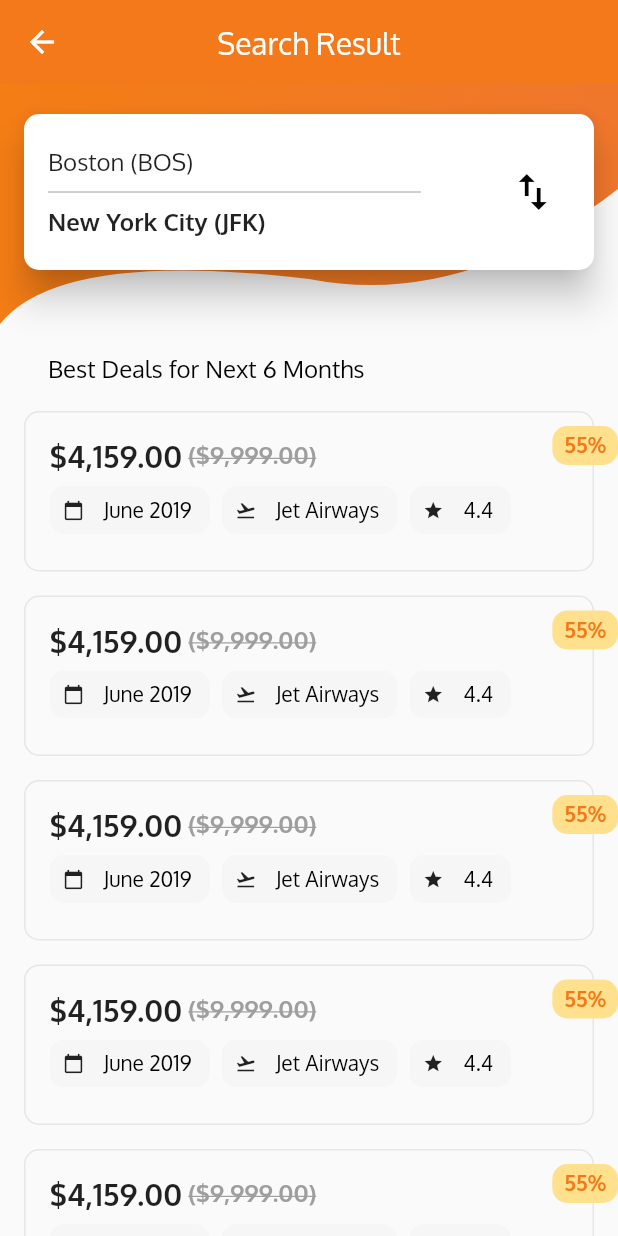
After one commit to enspdf/flutter_flight_ticket_app, a Flutter app: the FlightListingScreen screen opened directly, on a phone screen of 412 x 824 dp. The commit adds this screen. Run offline on Flutter 3.47's test engine with Material 2 defaults, Android fonts, the phone set to English and light mode, and no system bars.

Commit message:
Flight Ticket App 3

```diff
--- /dev/null
+++ b/lib/flight_list.dart
@@ -0,0 +1,254 @@
+import 'package:flight_ticket_app/custom_shape_clipper.dart';
+import 'package:flight_ticket_app/main.dart';
+import 'package:flutter/material.dart';
+
+final Color discountBackgroundColor = Color(0xFFFFE08D);
+final Color flightBorderColor = Color(0xFFE6E6E6);
+final Color chipBackgroundColor = Color(0xFFF6F6F6);
+
+class FlightListingScreen extends StatelessWidget {
+  @override
+  Widget build(BuildContext context) {
+    return Scaffold(
+      appBar: AppBar(
+        title: Text('Search Result'),
+        elevation: 0.0,
+        centerTitle: true,
+        leading: InkWell(
+          child: Icon(Icons.arrow_back),
+          onTap: () {
+            Navigator.pop(context);
+          },
+        ),
+      ),
+      body: SingleChildScrollView(
+        scrollDirection: Axis.vertical,
+        child: Column(
+          children: <Widget>[
+            FlightListTopPart(),
+            SizedBox(
+              height: 20.0,
+            ),
+            FlightListingBottomPart(),
+          ],
+        ),
+      ),
+    );
+  }
+}
+
+class FlightListingBottomPart extends StatelessWidget {
+  @override
+  Widget build(BuildContext context) {
+    return Padding(
+      padding: EdgeInsets.only(left: 16.0),
+      child: Column(
+        crossAxisAlignment: CrossAxisAlignment.start,
+        children: <Widget>[
+          Padding(
+            padding: const EdgeInsets.symmetric(horizontal: 16.0),
+            child: Text(
+              'Best Deals for Next 6 Months',
+              style: dropDownMenuItemStyle,
+            ),
+          ),
+          SizedBox(
+            height: 10.0,
+          ),
+          ListView(
+            shrinkWrap: true,
+            physics: ClampingScrollPhysics(),
+            scrollDirection: Axis.vertical,
+            children: <Widget>[
+              FlightCard(),
+              FlightCard(),
+              FlightCard(),
+              FlightCard(),
+              FlightCard(),
+              FlightCard(),
+            ],
+          ),
+        ],
+      ),
+    );
+  }
+}
+
+class FlightCard extends StatelessWidget {
+  @override
+  Widget build(BuildContext context) {
+    return Padding(
+      padding: const EdgeInsets.symmetric(vertical: 8.0),
+      child: Stack(
+        children: <Widget>[
+          Container(
+            margin: const EdgeInsets.only(right: 16.0),
+            decoration: BoxDecoration(
+              borderRadius: BorderRadius.all(Radius.circular(10.0)),
+              border: Border.all(color: flightBorderColor),
+            ),
+            child: Padding(
+              padding: const EdgeInsets.all(16.0),
+              child: Column(
+                crossAxisAlignment: CrossAxisAlignment.start,
+                children: <Widget>[
+                  Row(
+                    children: <Widget>[
+                      Text(
+                        '${formatCurrency.format(4159)}',
+                        style: TextStyle(
+                          fontWeight: FontWeight.bold,
+                          fontSize: 20.0,
+                        ),
+                      ),
+                      SizedBox(
+                        width: 4.0,
+                      ),
+                      Text(
+                        '(${formatCurrency.format(9999)})',
+                        style: TextStyle(
+                          fontWeight: FontWeight.bold,
+                          fontSize: 16.0,
+                          decoration: TextDecoration.lineThrough,
+                          color: Colors.grey,
+                        ),
+                      ),
+                    ],
+                  ),
+                  Wrap(
+                    spacing: 8.0,
+                    runSpacing: -8.0,
+                    children: <Widget>[
+                      FlightDetailChip(Icons.calendar_today, 'June 2019'),
+                      FlightDetailChip(Icons.flight_takeoff, 'Jet Airways'),
+                      FlightDetailChip(Icons.star, '4.4'),
+                    ],
+                  ),
+                ],
+              ),
+            ),
+          ),
+          Positioned(
+            top: 10.0,
+            right: 0.0,
+            child: Container(
+              padding: EdgeInsets.symmetric(horizontal: 8.0, vertical: 4.0),
+              child: Text(
+                '55%',
+                style: TextStyle(
+                  color: appTheme.primaryColor,
+                  fontSize: 14.0,
+                  fontWeight: FontWeight.bold,
+                ),
+              ),
+              decoration: BoxDecoration(
+                color: discountBackgroundColor,
+                borderRadius: BorderRadius.all(Radius.circular(10.0)),
+              ),
+            ),
+          ),
+        ],
+      ),
+    );
+  }
+}
+
+class FlightDetailChip extends StatelessWidget {
+  final IconData iconData;
+  final String label;
+
+  FlightDetailChip(this.iconData, this.label);
+
+  @override
+  Widget build(BuildContext context) {
+    return RawChip(
+      label: Text(label),
+      labelStyle: TextStyle(
+        color: Colors.black,
+        fontSize: 14.0,
+      ),
+      backgroundColor: chipBackgroundColor,
+      avatar: Icon(
+        iconData,
+        size: 14.0,
+      ),
+      shape: RoundedRectangleBorder(
+        borderRadius: BorderRadius.all(Radius.circular(10.0)),
+      ),
+    );
+  }
+}
+
+class FlightListTopPart extends StatelessWidget {
+  @override
+  Widget build(BuildContext context) {
+    return Stack(
+      children: <Widget>[
+        ClipPath(
+          clipper: CustomShapeClipper(),
+          child: Container(
+            decoration: BoxDecoration(
+              gradient: LinearGradient(
+                colors: [firstColor, secondColor],
+              ),
+            ),
+            height: 160.0,
+          ),
+        ),
+        Column(
+          children: <Widget>[
+            SizedBox(
+              height: 20.0,
+            ),
+            Card(
+              shape: RoundedRectangleBorder(
+                borderRadius: BorderRadius.all(Radius.circular(10.0)),
+              ),
+              margin: EdgeInsets.symmetric(horizontal: 16.0),
+              elevation: 10.0,
+              child: Container(
+                padding: EdgeInsets.symmetric(horizontal: 16.0, vertical: 22.0),
+                child: Row(
+                  mainAxisSize: MainAxisSize.max,
+                  children: <Widget>[
+                    Expanded(
+                      flex: 5,
+                      child: Column(
+                        mainAxisAlignment: MainAxisAlignment.center,
+                        crossAxisAlignment: CrossAxisAlignment.start,
+                        children: <Widget>[
+                          Text(
+                            'Boston (BOS)',
+                            style: TextStyle(fontSize: 16.0),
+                          ),
+                          Divider(
+                            color: Colors.grey,
+                            height: 20.0,
+                          ),
+                          Text(
+                            'New York City (JFK)',
+                            style: TextStyle(
+                                fontSize: 16.0, fontWeight: FontWeight.bold),
+                          ),
+                        ],
+                      ),
+                    ),
+                    Spacer(),
+                    Expanded(
+                      flex: 1,
+                      child: Icon(
+                        Icons.import_export,
+                        color: Colors.black,
+                        size: 32.0,
+                      ),
+                    ),
+                  ],
+                ),
+              ),
+            ),
+          ],
+        ),
+      ],
+    );
+  }
+}
--- a/lib/main.dart
+++ b/lib/main.dart
@@ -1,5 +1,6 @@
 import 'package:flight_ticket_app/custom_app_bar.dart';
 import 'package:flight_ticket_app/custom_shape_clipper.dart';
+import 'package:flight_ticket_app/flight_list.dart';
 import 'package:flutter/material.dart';
 import 'package:intl/intl.dart';
 
@@ -26,11 +27,15 @@ class HomeScreen extends StatelessWidget {
   Widget build(BuildContext context) {
     return Scaffold(
       bottomNavigationBar: CustomAppBar(),
-      body: Column(
-        children: <Widget>[
-          HomeScreenTopPart(),
-          homeScreenBottomPart,
-        ],
+      body: SingleChildScrollView(
+        scrollDirection: Axis.vertical,
+        child: Column(
+          children: <Widget>[
+            HomeScreenTopPart(),
+            homeScreenBottomPart,
+            homeScreenBottomPart,
+          ],
+        ),
       ),
     );
   }
@@ -151,7 +156,16 @@ class _HomeScreenTopPartState extends State<HomeScreenTopPart> {
                         suffixIcon: Material(
                           elevation: 2.0,
                           borderRadius: BorderRadius.all(Radius.circular(30.0)),
-                          child: Icon(Icons.search, color: Colors.black),
+                          child: InkWell(
+                            onTap: () {
+                              Navigator.push(
+                                  context,
+                                  MaterialPageRoute(
+                                      builder: (context) =>
+                                          FlightListingScreen()));
+                            },
+                            child: Icon(Icons.search, color: Colors.black),
+                          ),
                         ),
                         border: InputBorder.none,
                       ),
```
Also changed, not shown: 1 other file.
